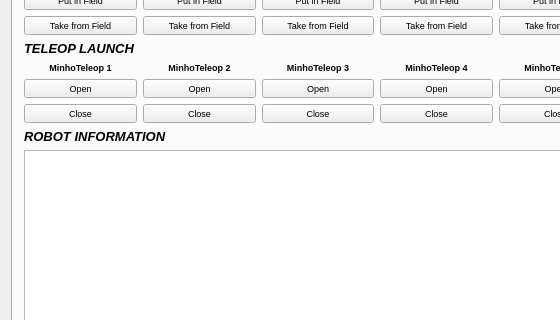
Qt form tools/mtSim/mainwindow.ui (pedroosorio/minho_team_simulation_tools) before a commit; both pictures show x 0 to 560 and y 95 to 415 of the 755 by 685 pixel window.
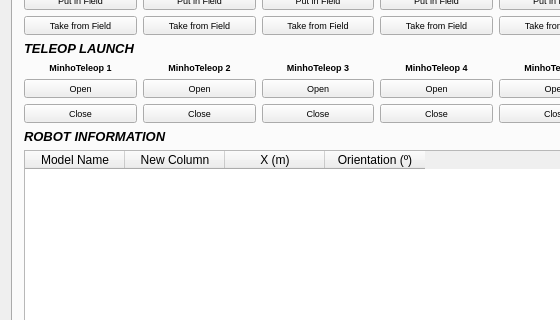
The same form after that commit. Custom widgets are drawn as their Qt base class.

Commit message: Added Fx Shortcuts to open/close model's teleop

Patch:
```diff
--- a/tools/mtSim/mainwindow.ui
+++ b/tools/mtSim/mainwindow.ui
@@ -974,7 +974,28 @@
          </widget>
         </item>
         <item row="5" column="0">
-         <widget class="QTableWidget" name="tableWidget"/>
+         <widget class="QTableWidget" name="tableWidget">
+          <column>
+           <property name="text">
+            <string>Model Name</string>
+           </property>
+          </column>
+          <column>
+           <property name="text">
+            <string>New Column</string>
+           </property>
+          </column>
+          <column>
+           <property name="text">
+            <string>X (m)</string>
+           </property>
+          </column>
+          <column>
+           <property name="text">
+            <string>Orientation (º)</string>
+           </property>
+          </column>
+         </widget>
         </item>
        </layout>
       </widget>
```
The commit also changes 6 other files.
